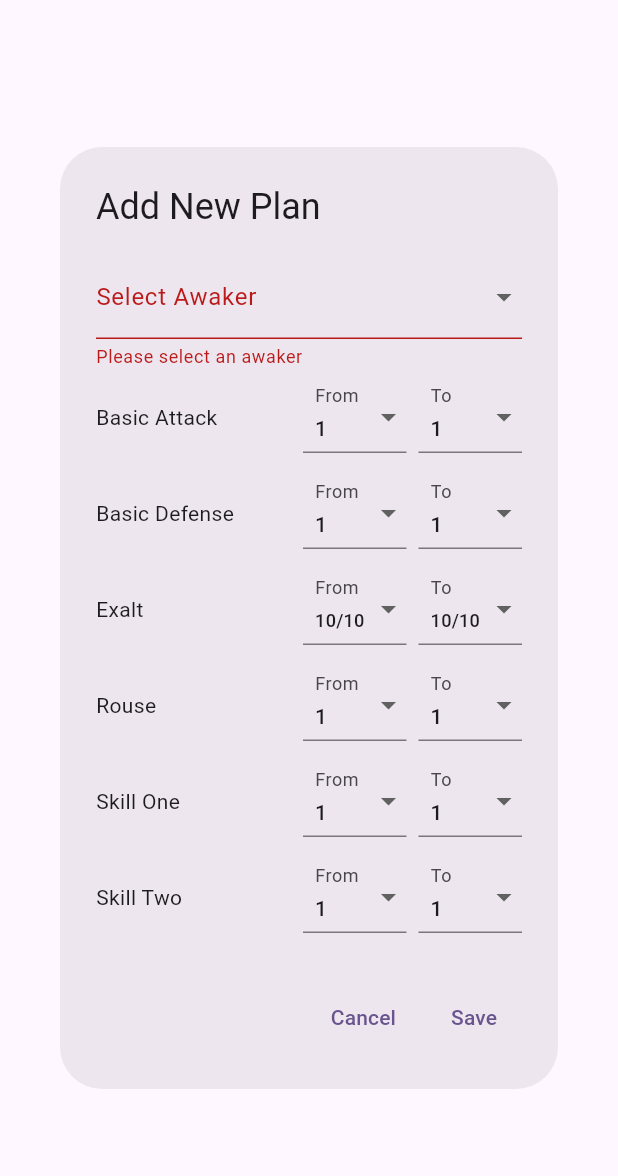
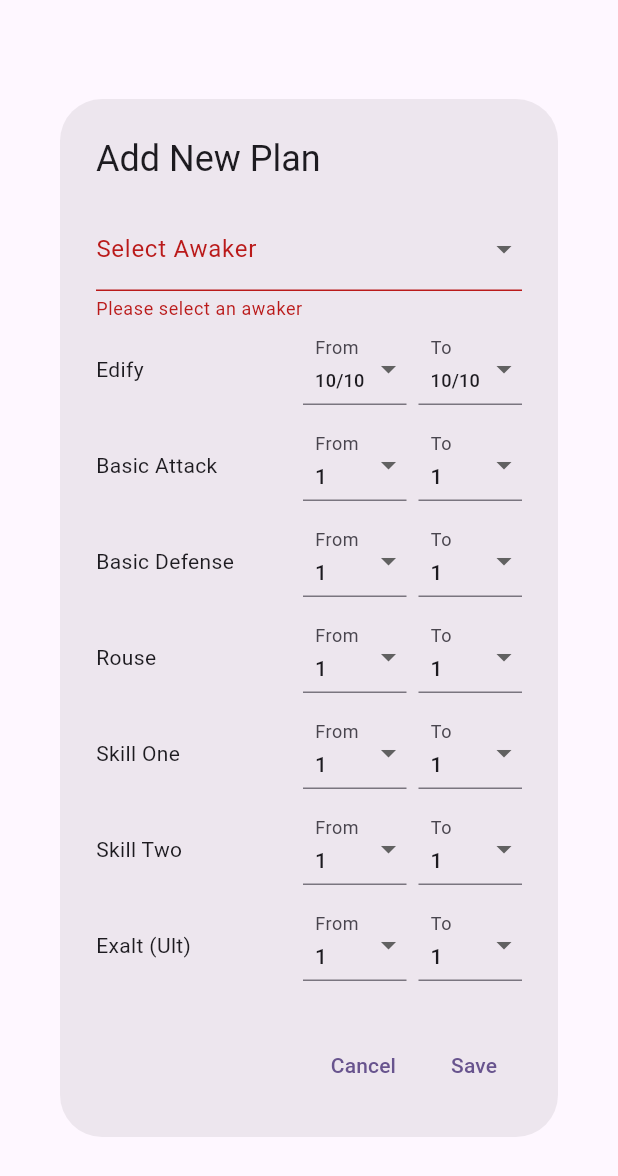
Before and after one commit to Robertovbj/morimens_planner, a Flutter app: the AddPlanDialog widget shown alone on an empty page, opened directly, after a tap on "Save", on a phone screen of 412 x 824 dp. Shown: the top 1176 px of the screen. Run offline on Flutter 3.47's test engine with Material 3 defaults, Android fonts, the phone set to English and light mode, and no system bars; our stand-ins replace sqflite; accounts and stored records are empty.

Commit message:
Added Edify Fixed confusion with Exalt

```diff
--- a/lib/db_helper.dart
+++ b/lib/db_helper.dart
@@ -159,6 +159,8 @@ class DBHelper {
         skillOne_to INTEGER NOT NULL,
         skillTwo_from INTEGER NOT NULL,
         skillTwo_to INTEGER NOT NULL,
+        edify_from INTEGER NOT NULL,
+        edify_to INTEGER NOT NULL,
         FOREIGN KEY (awaker) REFERENCES Awakers(id)
       )
     ''');
--- a/lib/models/planner.dart
+++ b/lib/models/planner.dart
@@ -16,6 +16,8 @@ class Planner {
   final int skillOneTo;
   final int skillTwoFrom;
   final int skillTwoTo;
+  final int edifyFrom;
+  final int edifyTo;
 
   Planner({
     this.id,
@@ -32,21 +34,17 @@ class Planner {
     required this.skillOneTo,
     required this.skillTwoFrom,
     required this.skillTwoTo,
+    required this.edifyFrom,
+    required this.edifyTo,
   }) {
     if (basicAttackTo < basicAttackFrom ||
         basicDefenseTo < basicDefenseFrom ||
         exaltTo < exaltFrom ||
         rouseTo < rouseFrom ||
         skillOneTo < skillOneFrom ||
-        skillTwoTo < skillTwoFrom) {
+        skillTwoTo < skillTwoFrom ||
+        edifyTo < edifyFrom) {
       throw ArgumentError('The "to" value must be greater than or equal to the "from" value.');
-    }
-
-    if (rouseTo > 6 || skillOneTo > 6 || skillTwoTo > 6) {
-      throw ArgumentError('Skill, exalt, and rouse values cannot be greater than 6.');
-    }
-    if (exaltTo > 60) {
-      throw ArgumentError('Skill, exalt, and rouse values cannot be greater than 6.');
     }
   }
 
@@ -65,6 +63,8 @@ class Planner {
         skillOneTo: map['skillOne_to'] as int,
         skillTwoFrom: map['skillTwo_from'] as int,
         skillTwoTo: map['skillTwo_to'] as int,
+        edifyFrom: map['edify_from'] as int,
+        edifyTo: map['edify_to'] as int,
       );
 
   Map<String, Object?> toMap() => {
@@ -82,11 +82,13 @@ class Planner {
         'skillOne_to': skillOneTo,
         'skillTwo_from': skillTwoFrom,
         'skillTwo_to': skillTwoTo,
+        'edify_from': edifyFrom,
+        'edify_to': edifyTo,
       };
 
   @override
   String toString() {
-    return 'Planner{id: $id, awaker: $awaker, basicAttackFrom: $basicAttackFrom, basicAttackTo: $basicAttackTo, basicDefenseFrom: $basicDefenseFrom, basicDefenseTo: $basicDefenseTo, exaltFrom: $exaltFrom, exaltTo: $exaltTo, rouseFrom: $rouseFrom, rouseTo: $rouseTo, skillOneFrom: $skillOneFrom, skillOneTo: $skillOneTo, skillTwoFrom: $skillTwoFrom, skillTwoTo: $skillTwoTo}';
+    return 'Planner{id: $id, awaker: $awaker, basicAttackFrom: $basicAttackFrom, basicAttackTo: $basicAttackTo, basicDefenseFrom: $basicDefenseFrom, basicDefenseTo: $basicDefenseTo, exaltFrom: $exaltFrom, exaltTo: $exaltTo, rouseFrom: $rouseFrom, rouseTo: $rouseTo, skillOneFrom: $skillOneFrom, skillOneTo: $skillOneTo, skillTwoFrom: $skillTwoFrom, skillTwoTo: $skillTwoTo, edifyFrom: $edifyFrom, edifyTo: $edifyTo}';
   }
 
   // CRUD functions
--- a/lib/views/add_plan_dialog.dart
+++ b/lib/views/add_plan_dialog.dart
@@ -27,14 +27,16 @@ class _AddPlanDialogState extends State<AddPlanDialog> {
   final skillOneToController = TextEditingController(text: '1');
   final skillTwoFromController = TextEditingController(text: '1');
   final skillTwoToController = TextEditingController(text: '1');
+  final edifyFromController = TextEditingController(text: '1');
+  final edifyToController = TextEditingController(text: '1');
 
   @override
   void initState() {
     super.initState();
     _loadAwakers();
     // Inicializar os controllers com valores válidos
-    exaltFromController.text = '10';  // Menor valor possível para Exalt
-    exaltToController.text = '10';    // Menor valor possível para Exalt
+    edifyFromController.text = '10';  // Menor valor possível para Edify
+    edifyToController.text = '10';    // Menor valor possível para Edify
   }
 
   Future<void> _loadAwakers() async {
@@ -86,12 +88,13 @@ class _AddPlanDialogState extends State<AddPlanDialog> {
                   return null;
                 },
               ),
+              _buildLevelInputRow('Edify', edifyFromController, edifyToController, maxValue: 6),
               _buildLevelInputRow('Basic Attack', basicAttackFromController, basicAttackToController),
               _buildLevelInputRow('Basic Defense', basicDefenseFromController, basicDefenseToController),
-              _buildLevelInputRow('Exalt', exaltFromController, exaltToController, maxValue: 6),
               _buildLevelInputRow('Rouse', rouseFromController, rouseToController, maxValue: 6),
               _buildLevelInputRow('Skill One', skillOneFromController, skillOneToController, maxValue: 6),
               _buildLevelInputRow('Skill Two', skillTwoFromController, skillTwoToController, maxValue: 6),
+              _buildLevelInputRow('Exalt (Ult)', exaltFromController, exaltToController, maxValue: 6),
             ],
           ),
         ),
@@ -110,8 +113,8 @@ class _AddPlanDialogState extends State<AddPlanDialog> {
   }
 
   Widget _buildLevelInputRow(String label, TextEditingController fromController, TextEditingController toController, {int maxValue = 6}) {
-    final isExalt = label == 'Exalt';
-    final List<int> values = isExalt
+    final isEdify = label == 'Edify';
+    final List<int> values = isEdify
         ? [10, 20, 30, 40, 50, 60]
         : List.generate(maxValue, (i) => i + 1);
 
@@ -133,7 +136,7 @@ class _AddPlanDialogState extends State<AddPlanDialog> {
                   child: FittedBox( // Ajusta o tamanho do texto automaticamente
                     fit: BoxFit.scaleDown,
                     child: Text(
-                      isExalt ? '$value/$value' : value.toString(),
+                      isEdify ? '$value/$value' : value.toString(),
                       style: const TextStyle(fontSize: 14), // Tamanho base menor
                     ),
                   ),
@@ -165,7 +168,7 @@ class _AddPlanDialogState extends State<AddPlanDialog> {
                   child: FittedBox( // Ajusta o tamanho do texto automaticamente
                     fit: BoxFit.scaleDown,
                     child: Text(
-                      isExalt ? '$value/$value' : value.toString(),
+                      isEdify ? '$value/$value' : value.toString(),
                       style: const TextStyle(fontSize: 14), // Tamanho base menor
                     ),
                   ),
@@ -191,15 +194,6 @@ class _AddPlanDialogState extends State<AddPlanDialog> {
     );
   }
 
-  String? _validateLevel(String? value, int maxValue) {
-    if (value == null || value.isEmpty) return 'Required';
-    final number = int.tryParse(value);
-    if (number == null) return 'Invalid number';
-    if (number < 1) return 'Min is 1';
-    if (number > maxValue) return 'Max is $maxValue';
-    return null;
-  }
-
   void _savePlan() async {
     if (!_formKey.currentState!.validate()) return;
 
@@ -218,6 +212,8 @@ class _AddPlanDialogState extends State<AddPlanDialog> {
         skillOneTo: int.parse(skillOneToController.text),
         skillTwoFrom: int.parse(skillTwoFromController.text),
         skillTwoTo: int.parse(skillTwoToController.text),
+        edifyFrom: int.parse(edifyFromController.text),
+        edifyTo: int.parse(edifyToController.text),
       );
 
       await Planner.insert(planner);
```
